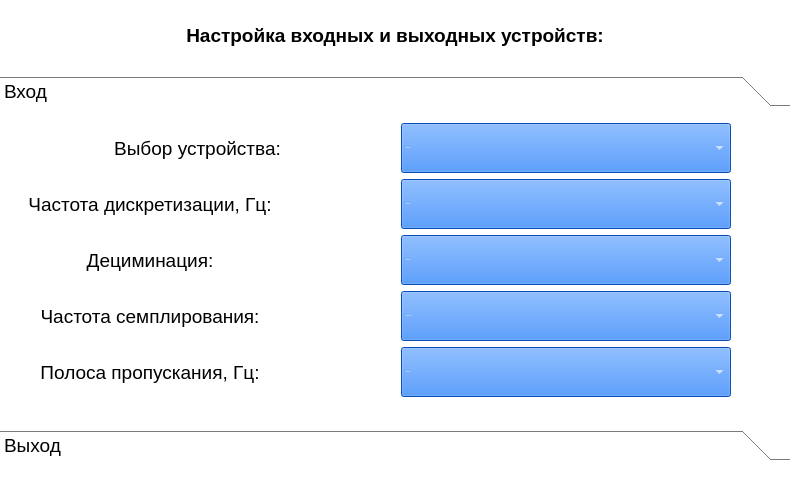
Above: win_client.ui from PloticynaEl/SDR before the change. Below: the same form after it.
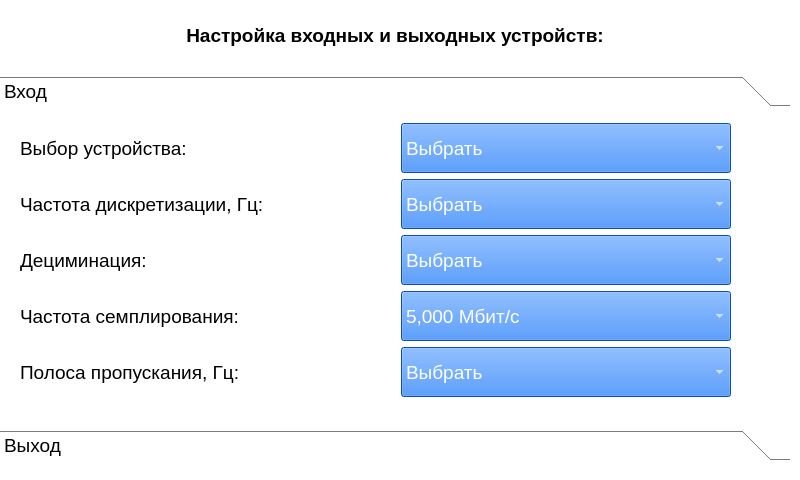
That is the form after the change.

Commit message: update win_client

```diff
--- a/win_client.ui
+++ b/win_client.ui
@@ -136,10 +136,7 @@
        <enum>Qt::LeftToRight</enum>
       </property>
       <property name="styleSheet">
-       <string notr="true">Qcombobox{
-color: blue; 
-background-color: yellow;
-}</string>
+       <string notr="true"/>
       </property>
       <property name="frameShape">
        <enum>QFrame::NoFrame</enum>
@@ -211,7 +208,16 @@
             <string>Выбор устройства:</string>
            </property>
            <property name="alignment">
-            <set>Qt::AlignCenter</set>
+            <set>Qt::AlignLeading|Qt::AlignLeft|Qt::AlignVCenter</set>
+           </property>
+           <property name="wordWrap">
+            <bool>false</bool>
+           </property>
+           <property name="indent">
+            <number>20</number>
+           </property>
+           <property name="openExternalLinks">
+            <bool>false</bool>
            </property>
           </widget>
          </item>
@@ -434,7 +440,7 @@
            <property name="font">
             <font>
              <family>Arial</family>
-             <pointsize>-1</pointsize>
+             <pointsize>14</pointsize>
              <weight>50</weight>
              <italic>false</italic>
              <bold>false</bold>
@@ -484,13 +490,13 @@
            </property>
            <property name="minimumSize">
             <size>
-             <width>300</width>
+             <width>395</width>
              <height>50</height>
             </size>
            </property>
            <property name="maximumSize">
             <size>
-             <width>300</width>
+             <width>395</width>
              <height>30</height>
             </size>
            </property>
@@ -516,7 +522,16 @@
             <string>Частота дискретизации, Гц:</string>
            </property>
            <property name="alignment">
-            <set>Qt::AlignCenter</set>
+            <set>Qt::AlignLeading|Qt::AlignLeft|Qt::AlignVCenter</set>
+           </property>
+           <property name="wordWrap">
+            <bool>false</bool>
+           </property>
+           <property name="indent">
+            <number>20</number>
+           </property>
+           <property name="openExternalLinks">
+            <bool>false</bool>
            </property>
           </widget>
          </item>
@@ -736,7 +751,7 @@
            <property name="font">
             <font>
              <family>Arial</family>
-             <pointsize>-1</pointsize>
+             <pointsize>14</pointsize>
              <weight>50</weight>
              <italic>false</italic>
              <bold>false</bold>
@@ -759,13 +774,13 @@
           <widget class="QLabel" name="label_14">
            <property name="minimumSize">
             <size>
-             <width>300</width>
+             <width>395</width>
              <height>50</height>
             </size>
            </property>
            <property name="maximumSize">
             <size>
-             <width>300</width>
+             <width>395</width>
              <height>30</height>
             </size>
            </property>
@@ -791,7 +806,16 @@
             <string>Дециминация:</string>
            </property>
            <property name="alignment">
-            <set>Qt::AlignCenter</set>
+            <set>Qt::AlignLeading|Qt::AlignLeft|Qt::AlignVCenter</set>
+           </property>
+           <property name="wordWrap">
+            <bool>false</bool>
+           </property>
+           <property name="indent">
+            <number>20</number>
+           </property>
+           <property name="openExternalLinks">
+            <bool>false</bool>
            </property>
           </widget>
          </item>
@@ -815,7 +839,7 @@
            <property name="font">
             <font>
              <family>Arial</family>
-             <pointsize>-1</pointsize>
+             <pointsize>14</pointsize>
              <weight>50</weight>
              <italic>false</italic>
              <bold>false</bold>
@@ -857,13 +881,13 @@
           <widget class="QLabel" name="label_15">
            <property name="minimumSize">
             <size>
-             <width>300</width>
+             <width>395</width>
              <height>50</height>
             </size>
            </property>
            <property name="maximumSize">
             <size>
-             <width>300</width>
+             <width>395</width>
              <height>30</height>
             </size>
            </property>
@@ -889,7 +913,16 @@
             <string>Частота семплирования:</string>
            </property>
            <property name="alignment">
-            <set>Qt::AlignCenter</set>
+            <set>Qt::AlignLeading|Qt::AlignLeft|Qt::AlignVCenter</set>
+           </property>
+           <property name="wordWrap">
+            <bool>false</bool>
+           </property>
+           <property name="indent">
+            <number>20</number>
+           </property>
+           <property name="openExternalLinks">
+            <bool>false</bool>
            </property>
           </widget>
          </item>
@@ -910,7 +943,7 @@
            <property name="font">
             <font>
              <family>Arial</family>
-             <pointsize>-1</pointsize>
+             <pointsize>14</pointsize>
              <weight>50</weight>
              <italic>false</italic>
              <bold>false</bold>
@@ -933,13 +966,13 @@
           <widget class="QLabel" name="label_16">
            <property name="minimumSize">
             <size>
-             <width>300</width>
+             <width>395</width>
              <height>50</height>
             </size>
            </property>
            <property name="maximumSize">
             <size>
-             <width>300</width>
+             <width>395</width>
              <height>30</height>
             </size>
            </property>
@@ -965,7 +998,16 @@
             <string>Полоса пропускания, Гц:</string>
            </property>
            <property name="alignment">
-            <set>Qt::AlignCenter</set>
+            <set>Qt::AlignLeading|Qt::AlignLeft|Qt::AlignVCenter</set>
+           </property>
+           <property name="wordWrap">
+            <bool>false</bool>
+           </property>
+           <property name="indent">
+            <number>20</number>
+           </property>
+           <property name="openExternalLinks">
+            <bool>false</bool>
            </property>
           </widget>
          </item>
@@ -986,7 +1028,7 @@
            <property name="font">
             <font>
              <family>Arial</family>
-             <pointsize>-1</pointsize>
+             <pointsize>14</pointsize>
              <weight>50</weight>
              <italic>false</italic>
              <bold>false</bold>
```
Left out of the diff: 20 changed lines with no effect on the pictures.
